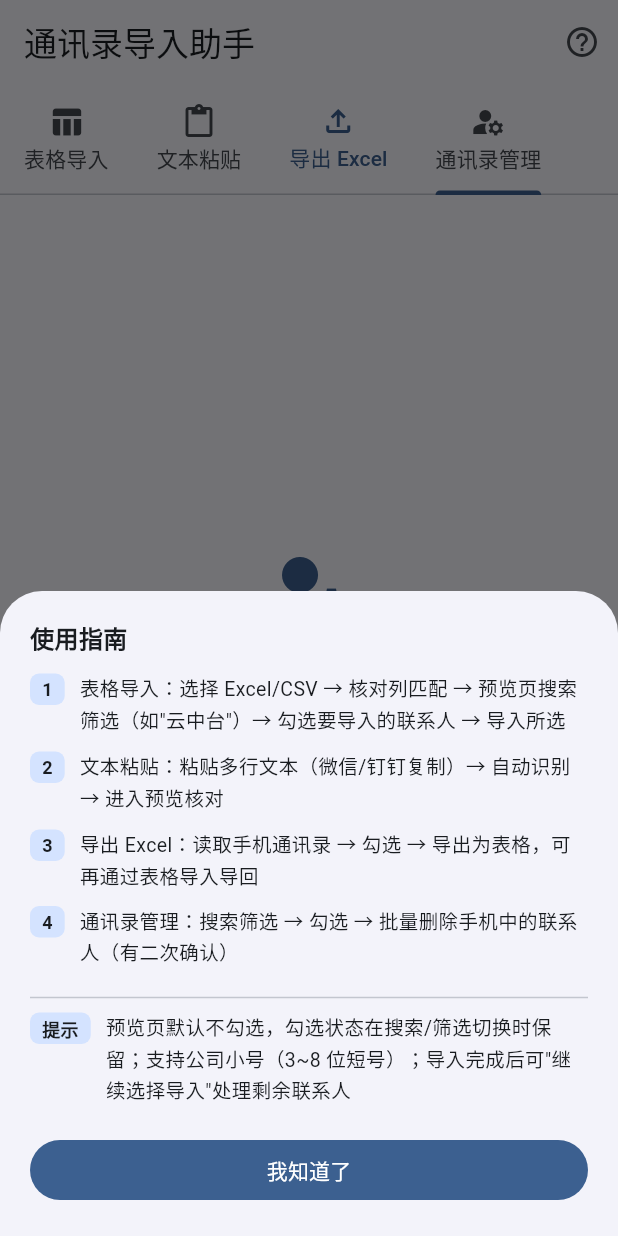
After one commit to Dylanrieder1/reporter, a Flutter app: the screen it shows after launch, tab 4 chosen, after a tap on the "help outline" icon, on a phone screen of 412 x 824 dp. The commit adds this screen. Run offline on Flutter 3.47's test engine with Material 3 defaults, Android fonts, the phone set to English and light mode, and no system bars; our stand-ins replace csv, file_picker, flutter_contacts, permission_handler; missing offline and left inert: excel.

Commit message:
feat: contact management tab, default-unselected import and continuous import flow
- Preview page now starts with nothing selected; users explicitly
  check contacts to import (selection survives filter changes)
- Import dialog offers 'continue selecting' (re-fetches dedup cache
  so just-imported items turn into duplicates) alongside 'finish',
  removing the need to re-pick a file between batches
- New '通讯录管理' tab: read device contacts, search filter
  (name/phone/department), checkbox selection with select-filtered/
  clear actions, batch delete with confirm dialog, live progress and
  result summary; list auto-refreshes after deletion
- IContactsProvider gains getManagedContacts/deleteContact with
  Flutter and mock implementations
- Home tabs renamed shorter (scrollable) and a help bottom sheet
  documents the full workflow
- Unit tests cover delete-by-id flow and default-unselected behavior

```diff
--- /dev/null
+++ b/lib/models/managed_contact.dart
@@ -0,0 +1,18 @@
+/// 手机系统通讯录中的联系人（带系统分配 id，用于通讯录管理与批量删除）
+class ManagedContact {
+  /// 系统通讯录分配的唯一 id（删除时使用）
+  final String id;
+  final String displayName;
+  final String phone;
+  final String department;
+
+  const ManagedContact({
+    required this.id,
+    required this.displayName,
+    this.phone = '',
+    this.department = '',
+  });
+
+  @override
+  String toString() => 'ManagedContact($id, $displayName, $phone)';
+}
--- /dev/null
+++ b/lib/views/delete_page.dart
@@ -0,0 +1,370 @@
+import 'package:flutter/material.dart';
+import '../models/managed_contact.dart';
+import '../services/contacts_service.dart';
+import '../services/permission_service.dart';
+
+/// 通讯录管理页：读取手机通讯录 → 搜索筛选 → 勾选 → 批量删除
+class DeletePage extends StatefulWidget {
+  const DeletePage({super.key});
+
+  @override
+  State<DeletePage> createState() => _DeletePageState();
+}
+
+class _DeletePageState extends State<DeletePage> {
+  final ContactsService _service = ContactsService();
+  final TextEditingController _searchController = TextEditingController();
+  String _searchKeyword = '';
+
+  bool _isLoading = false;
+  bool _isDeleting = false;
+  int _processedInBatch = 0; // 本轮已处理的删除数
+  int _batchTotal = 0; // 本轮待删除总数
+  String? _error;
+  List<ManagedContact> _contacts = [];
+  // 勾选集（存 _contacts 下标，默认不选；跨搜索/筛选保留）
+  final Set<int> _selected = {};
+
+  @override
+  void initState() {
+    super.initState();
+    _searchController.addListener(() {
+      setState(() => _searchKeyword = _searchController.text);
+    });
+  }
+
+  @override
+  void dispose() {
+    _searchController.dispose();
+    super.dispose();
+  }
+
+  /// 当前可见条目 = 关键字过滤（姓名/电话/部门模糊匹配）
+  List<ManagedContact> get _filteredContacts {
+    final kw = _searchKeyword.trim().toLowerCase();
+    if (kw.isEmpty) return _contacts;
+    return _contacts.where((c) {
+      return c.displayName.toLowerCase().contains(kw) ||
+          c.phone.toLowerCase().contains(kw) ||
+          c.department.toLowerCase().contains(kw);
+    }).toList();
+  }
+
+  Future<void> _loadContacts() async {
+    setState(() {
+      _isLoading = true;
+      _error = null;
+    });
+    try {
+      final contacts = await _service.fetchManagedContacts();
+      if (mounted) {
+        setState(() {
+          _contacts = contacts;
+          _selected.clear(); // 重新读取后默认不选
+        });
+      }
+    } catch (e) {
+      if (mounted) {
+        setState(() => _error = '读取通讯录失败: $e');
+      }
+    } finally {
+      if (mounted) setState(() => _isLoading = false);
+    }
+  }
+
+  void _toggleItem(int index) {
+    setState(() {
+      if (_selected.contains(index)) {
+        _selected.remove(index);
+      } else {
+        _selected.add(index);
+      }
+    });
+  }
+
+  /// 一键勾选当前筛选出的全部条目（无筛选时即全选）
+  void _selectFiltered() {
+    setState(() {
+      for (final c in _filteredContacts) {
+        _selected.add(_contacts.indexOf(c));
+      }
+    });
+  }
+
+  void _clearSelection() {
+    setState(() => _selected.clear());
+  }
+
+  Future<void> _deleteSelected() async {
+    if (_selected.isEmpty || _isDeleting) return;
+
+    final targets = [for (final i in _selected.toList()..sort()) _contacts[i]];
+    final count = targets.length;
+
+    // 危险操作二次确认
+    final confirmed = await showDialog<bool>(
+      context: context,
+      builder: (ctx) => AlertDialog(
+        shape: RoundedRectangleBorder(borderRadius: BorderRadius.circular(16)),
+        title: Row(
+          children: [
+            Icon(Icons.warning_amber_rounded, color: Colors.red.shade700),
+            const SizedBox(width: 8),
+            const Text('确认删除'),
+          ],
+        ),
+        content: Text(
+          '即将从手机通讯录中删除 $count 位联系人：\n\n'
+          '${targets.take(5).map((c) => c.displayName.isEmpty ? '(无姓名) ${c.phone}' : c.displayName).join('、')}'
+          '${count > 5 ? ' 等 $count 位' : ''}\n\n'
+          '删除后无法通过本应用恢复，请确认这些联系人不再需要。',
+          style: const TextStyle(height: 1.5),
+        ),
+        actions: [
+          TextButton(
+            onPressed: () => Navigator.of(ctx).pop(false),
+            child: const Text('取消'),
+          ),
+          FilledButton(
+            style: FilledButton.styleFrom(backgroundColor: Colors.red),
+            onPressed: () => Navigator.of(ctx).pop(true),
+            child: const Text('确认删除'),
+          ),
+        ],
+      ),
+    );
+
+    if (confirmed != true || !mounted) return;
+
+    setState(() {
+      _isDeleting = true;
+      _processedInBatch = 0;
+      _batchTotal = targets.length;
+    });
+
+    int success = 0;
+    int failed = 0;
+    String lastFailedName = '';
+
+    for (final c in targets) {
+      final ok = await _service.deleteContact(c.id);
+      if (ok) {
+        success++;
+      } else {
+        failed++;
+        lastFailedName = c.displayName.isEmpty ? c.phone : c.displayName;
+      }
+      if (mounted) {
+        setState(() => _processedInBatch = success + failed);
+      }
+    }
+
+    if (!mounted) return;
+    setState(() {
+      _isDeleting = false;
+      _selected.clear();
+    });
+
+    // 删除完成后刷新列表（已删除的联系人会从列表中消失）
+    await _loadContacts();
+
+    if (!mounted) return;
+    ScaffoldMessenger.of(context).showSnackBar(
+      SnackBar(
+        content: Text(failed == 0
+            ? '✅ 已删除 $success 位联系人'
+            : '⚠️ 已删除 $success 位，失败 $failed 位'
+              '${lastFailedName.isNotEmpty ? '（如「$lastFailedName」，可能被系统账户保护）' : ''}'),
+        duration: const Duration(seconds: 4),
+        backgroundColor: failed == 0 ? Colors.green : Colors.orange.shade800,
+      ),
+    );
+  }
+
+  @override
+  Widget build(BuildContext context) {
+    if (_isLoading) {
+      return const Center(child: CircularProgressIndicator());
+    }
+
+    if (_contacts.isEmpty) {
+      return _buildEmptyView();
+    }
+
+    return Column(
+      children: [
+        // 搜索框（删除前精准定位，如输入部门名）
+        Padding(
+          padding: const EdgeInsets.fromLTRB(12, 12, 12, 0),
+          child: TextField(
+            controller: _searchController,
+            decoration: InputDecoration(
+              isDense: true,
+              prefixIcon: const Icon(Icons.search, size: 20),
+              suffixIcon: _searchKeyword.isEmpty
+                  ? null
+                  : IconButton(
+                      icon: const Icon(Icons.clear, size: 18),
+                      onPressed: _searchController.clear,
+                    ),
+              hintText: '搜索：姓名 / 号码 / 部门',
+              hintStyle: const TextStyle(fontSize: 13),
+              border: OutlineInputBorder(
+                borderRadius: BorderRadius.circular(8),
+              ),
+              contentPadding: const EdgeInsets.symmetric(
+                  horizontal: 12, vertical: 10),
+            ),
+          ),
+        ),
+
+        // 计数与勾选控制行
+        Padding(
+          padding: const EdgeInsets.fromLTRB(16, 8, 8, 0),
+          child: Row(
+            children: [
+              Text(
+                '共 ${_contacts.length} 位 · '
+                '${_searchKeyword.trim().isEmpty ? '' : '筛选出 ${_filteredContacts.length} 位 · '}'
+                '已选 ${_selected.length}',
+                style: const TextStyle(
+                    fontWeight: FontWeight.bold, fontSize: 13),
+              ),
+              const Spacer(),
+              TextButton(
+                child: const Text('选当前筛选', style: TextStyle(fontSize: 13)),
+                onPressed: _selectFiltered,
+              ),
+              TextButton(
+                child: const Text('清空选择', style: TextStyle(fontSize: 13)),
+                onPressed:
+                    _selected.isEmpty ? null : _clearSelection,
+              ),
+            ],
+          ),
+        ),
+
+        Expanded(
+          child: _error != null
+              ? Center(
+                  child: Text(_error!,
+                      style: const TextStyle(color: Colors.red)))
+              : _filteredContacts.isEmpty
+                  ? const Center(child: Text('没有匹配的联系人'))
+                  : ListView.separated(
+                      padding: const EdgeInsets.symmetric(horizontal: 8),
+                      itemCount: _filteredContacts.length,
+                      separatorBuilder: (_, __) => const Divider(height: 1),
+                      itemBuilder: (ctx, index) {
+                        final c = _filteredContacts[index];
+                        final itemIndex = _contacts.indexOf(c);
+                        return CheckboxListTile(
+                          value: _selected.contains(itemIndex),
+                          onChanged: (_) => _toggleItem(itemIndex),
+                          controlAffinity: ListTileControlAffinity.leading,
+                          title: Text(
+                            c.displayName.isEmpty ? '(无姓名)' : c.displayName,
+                            style: const TextStyle(
+                                fontWeight: FontWeight.w600, fontSize: 15),
+                          ),
+                          subtitle: Text(
+                            '${c.phone.isNotEmpty ? c.phone : '无手机号'}'
+                            '${c.department.isNotEmpty ? ' · ${c.department}' : ''}',
+                            style: const TextStyle(
+                                fontSize: 13, color: Colors.grey),
+                          ),
+                        );
+                      },
+                    ),
+        ),
+
+        // 底部删除按钮（红色危险操作 + 进度显示）
+        Container(
+          padding: const EdgeInsets.all(16),
+          decoration: BoxDecoration(
+            color: Theme.of(context).cardColor,
+            boxShadow: [
+              BoxShadow(
+                color: Colors.black.withOpacity(0.05),
+                blurRadius: 4,
+                offset: const Offset(0, -2),
+              ),
+            ],
+          ),
+          child: SafeArea(
+            child: SizedBox(
+              width: double.infinity,
+              height: 48,
+              child: FilledButton.icon(
+                style: FilledButton.styleFrom(
+                  backgroundColor: Colors.red.shade600,
+                ),
+                icon: _isDeleting
+                    ? const SizedBox(
+                        width: 18,
+                        height: 18,
+                        child: CircularProgressIndicator(
+                          strokeWidth: 2,
+                          color: Colors.white,
+                        ),
+                      )
+                    : const Icon(Icons.delete_outline),
+                label: Text(_isDeleting
+                    ? '正在删除 ($_processedInBatch / $_batchTotal)...'
+                    : '删除所选 (${_selected.length} 位)'),
+                onPressed:
+                    _isDeleting || _selected.isEmpty ? null : _deleteSelected,
+              ),
+            ),
+          ),
+        ),
+      ],
+    );
+  }
+
+  Widget _buildEmptyView() {
+    return Center(
+      child: Padding(
+        padding: const EdgeInsets.all(32),
+        child: Column(
+          mainAxisAlignment: MainAxisAlignment.center,
+          children: [
+            Icon(
+              Icons.manage_accounts,
+              size: 72,
+              color: Theme.of(context).colorScheme.primary,
+            ),
+            const SizedBox(height: 16),
+            const Text(
+              '通讯录批量管理',
+              style: TextStyle(fontSize: 18, fontWeight: FontWeight.bold),
+            ),
+            const SizedBox(height: 8),
+            const Text(
+              '读取手机中的联系人，搜索筛选后勾选，\n批量删除不需要的联系人（删除前会二次确认）。',
+              textAlign: TextAlign.center,
+              style: TextStyle(fontSize: 13, color: Colors.grey, height: 1.6),
+            ),
+            const SizedBox(height: 24),
+            if (_error != null) ...[
+              Text(_error!,
+                  style: const TextStyle(color: Colors.red, fontSize: 13)),
+              const SizedBox(height: 8),
+              TextButton.icon(
+                icon: const Icon(Icons.settings, size: 18),
+                label: const Text('前往权限设置'),
+                onPressed: () => PermissionService.openSettings(),
+              ),
+              const SizedBox(height: 8),
+            ],
+            FilledButton.icon(
+              icon: const Icon(Icons.sync),
+              label: const Text('读取手机通讯录'),
+              onPressed: _loadContacts,
+            ),
+          ],
+        ),
+      ),
+    );
+  }
+}
--- a/lib/views/home_page.dart
+++ b/lib/views/home_page.dart
@@ -8,6 +8,7 @@ import '../models/raw_contact_data.dart';
 import '../services/excel_parser_service.dart';
 import '../services/text_parser_service.dart';
 import 'export_page.dart';
+import 'delete_page.dart';
 import 'preview_page.dart';
 
 /// 首页：双通道（表格文件选择 & 剪贴板文本粘贴）
@@ -139,12 +140,22 @@ class _HomePageState extends State<HomePage> with SingleTickerProviderStateMixin
     return Scaffold(
       appBar: AppBar(
         title: const Text('通讯录导入助手'),
+        actions: [
+          IconButton(
+            icon: const Icon(Icons.help_outline),
+            tooltip: '使用指南',
+            onPressed: _showHelpSheet,
+          ),
+        ],
         bottom: TabBar(
           controller: _tabController,
+          isScrollable: true,
+          tabAlignment: TabAlignment.start,
           tabs: const [
-            Tab(icon: Icon(Icons.table_chart), text: 'Excel/CSV 表格导入'),
-            Tab(icon: Icon(Icons.content_paste), text: '剪贴板文本粘贴'),
-            Tab(icon: Icon(Icons.file_upload_outlined), text: '通讯录导出'),
+            Tab(icon: Icon(Icons.table_chart), text: '表格导入'),
+            Tab(icon: Icon(Icons.content_paste), text: '文本粘贴'),
+            Tab(icon: Icon(Icons.file_upload_outlined), text: '导出 Excel'),
+            Tab(icon: Icon(Icons.manage_accounts), text: '通讯录管理'),
           ],
         ),
       ),
@@ -154,6 +165,68 @@ class _HomePageState extends State<HomePage> with SingleTickerProviderStateMixin
           _buildFileTab(),
           _buildClipboardTab(),
           const ExportPage(),
+          const DeletePage(),
+        ],
+      ),
+    );
+  }
+
+  /// 首页使用指南（底部弹层）
+  void _showHelpSheet() {
+    showModalBottomSheet(
+      context: context,
+      builder: (ctx) => SafeArea(
+        child: Padding(
+          padding: const EdgeInsets.all(20),
+          child: Column(
+            mainAxisSize: MainAxisSize.min,
+            crossAxisAlignment: CrossAxisAlignment.start,
+            children: [
+              const Text('使用指南',
+                  style: TextStyle(fontSize: 16, fontWeight: FontWeight.bold)),
+              const SizedBox(height: 12),
+              _helpItem('1', '表格导入：选择 Excel/CSV → 核对列匹配 → 预览页搜索筛选（如"云中台"）→ 勾选要导入的联系人 → 导入所选'),
+              _helpItem('2', '文本粘贴：粘贴多行文本（微信/钉钉复制）→ 自动识别 → 进入预览核对'),
+              _helpItem('3', '导出 Excel：读取手机通讯录 → 勾选 → 导出为表格，可再通过表格导入导回'),
+              _helpItem('4', '通讯录管理：搜索筛选 → 勾选 → 批量删除手机中的联系人（有二次确认）'),
+              const Divider(height: 20),
+              _helpItem('提示', '预览页默认不勾选，勾选状态在搜索/筛选切换时保留；支持公司小号（3~8 位短号）；导入完成后可"继续选择导入"处理剩余联系人'),
+              const SizedBox(height: 8),
+              SizedBox(
+                width: double.infinity,
+                child: FilledButton(
+                  onPressed: () => Navigator.of(ctx).pop(),
+                  child: const Text('我知道了'),
+                ),
+              ),
+            ],
+          ),
+        ),
+      ),
+    );
+  }
+
+  Widget _helpItem(String tag, String text) {
+    return Padding(
+      padding: const EdgeInsets.only(bottom: 10),
+      child: Row(
+        crossAxisAlignment: CrossAxisAlignment.start,
+        children: [
+          Container(
+            padding: const EdgeInsets.symmetric(horizontal: 8, vertical: 2),
+            decoration: BoxDecoration(
+              color: Theme.of(context).colorScheme.primaryContainer,
+              borderRadius: BorderRadius.circular(6),
+            ),
+            child: Text(tag,
+                style: const TextStyle(
+                    fontSize: 12, fontWeight: FontWeight.bold)),
+          ),
+          const SizedBox(width: 10),
+          Expanded(
+            child: Text(text,
+                style: const TextStyle(fontSize: 13, height: 1.5)),
+          ),
         ],
       ),
     );
```
Also changed, not shown: lib/services/contacts_service.dart (+85 -2 lines), lib/views/import_progress_dialog.dart (+19 -5 lines), lib/views/preview_page.dart (+20 -23 lines), 2 other files.
